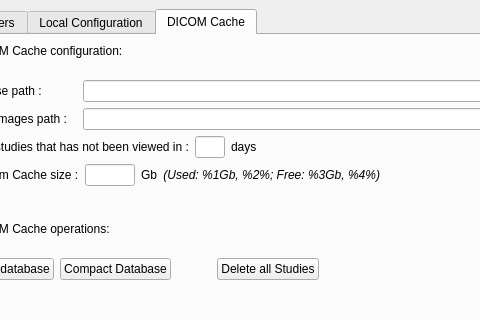
First picture: the form in starviewer/src/inputoutput/qconfigurationscreenbase.ui, repository starviewer-medical/starviewer, before the edit; both pictures show x 83 to 563 and y 0 to 320 of the 848 by 616 pixel window.
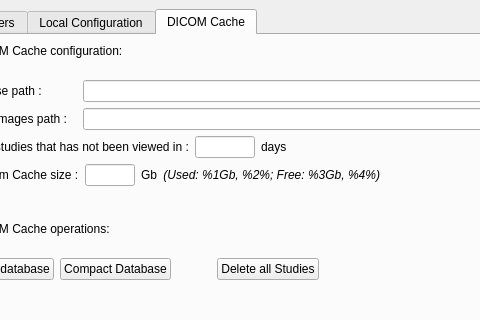
Second picture: the form after the edit. The open tabs and pages were chosen to show the change. Icons and pictures are not drawn.

Commit message: ENH: S'amplia el rang del camp a on s'especifica quina és la màxima antiguetat dels studies de la cache local per permetre especificar més de 9 dies.

Patch:
```diff
--- a/starviewer/src/inputoutput/qconfigurationscreenbase.ui
+++ b/starviewer/src/inputoutput/qconfigurationscreenbase.ui
@@ -999,12 +999,12 @@
               <widget class="QLineEdit" name="m_textMaximumDaysNotViewed" >
                <property name="maximumSize" >
                 <size>
-                 <width>30</width>
+                 <width>60</width>
                  <height>16777215</height>
                 </size>
                </property>
                <property name="inputMask" >
-                <string>99; </string>
+                <string>9999; </string>
                </property>
                <property name="alignment" >
                 <set>Qt::AlignRight</set>
```
